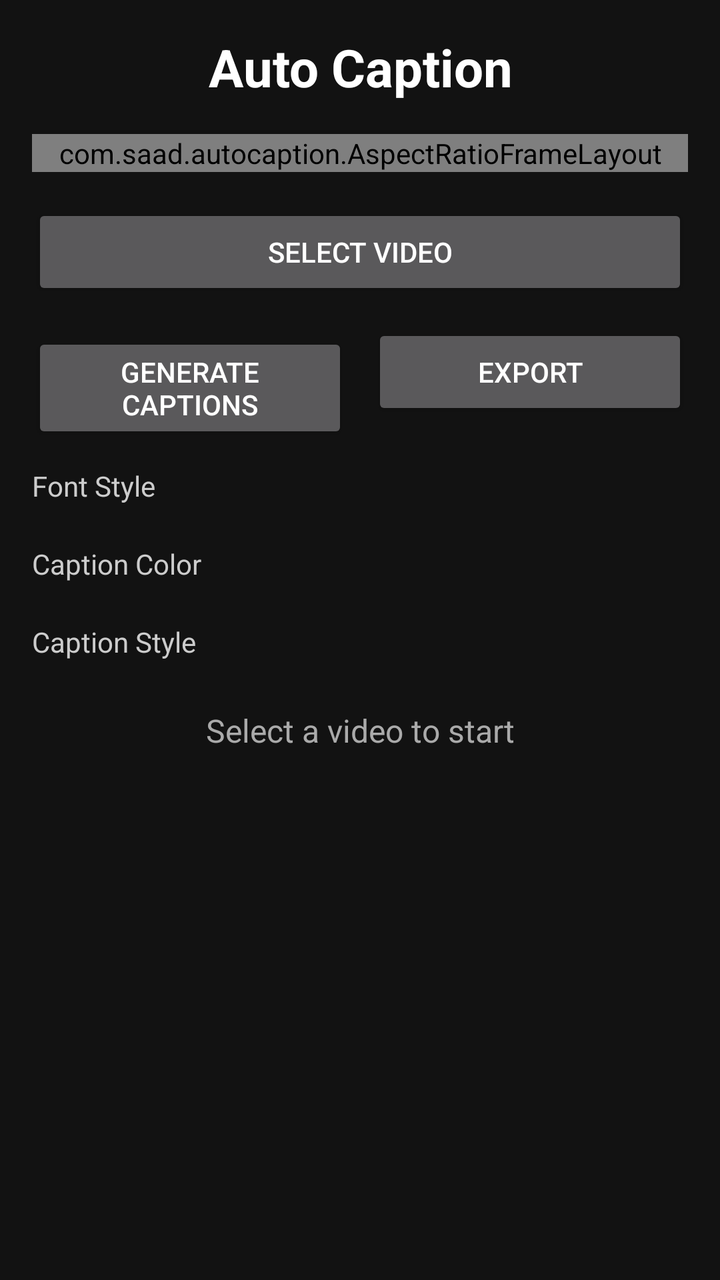
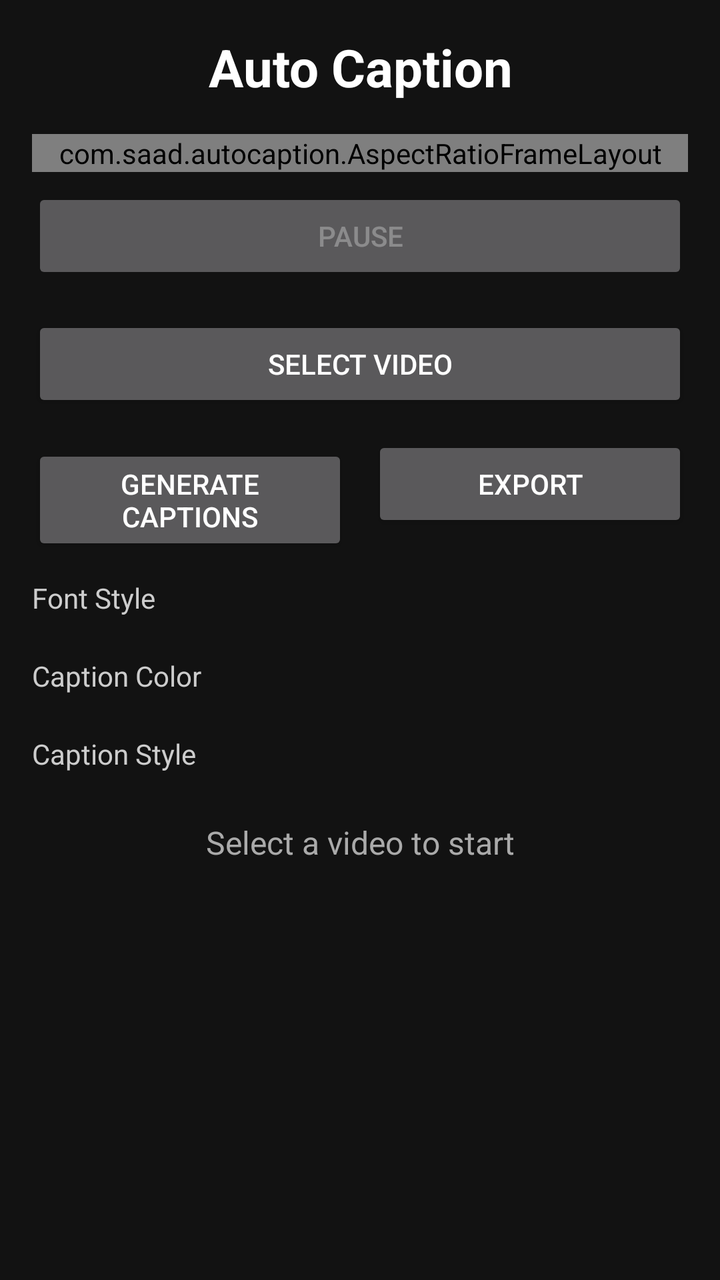

Compare the two renders of this Android layout. The source of the first and the diff that turns it into the second are given below.
<!-- AndroidManifest.xml: application theme Theme.AppCompat -->
<!-- res/layout/layout_main.xml -->
<?xml version="1.0" encoding="utf-8"?>
<ScrollView
    xmlns:android="http://schemas.android.com/apk/res/android"
    android:layout_width="match_parent"
    android:layout_height="match_parent"
    android:background="#121212">

    <LinearLayout
        android:layout_width="match_parent"
        android:layout_height="wrap_content"
        android:orientation="vertical"
        android:padding="16dp">

        <TextView
            android:layout_width="match_parent"
            android:layout_height="wrap_content"
            android:text="Auto Caption"
            android:textSize="26sp"
            android:textStyle="bold"
            android:textColor="#FFFFFF"
            android:gravity="center"
            android:layout_marginBottom="16dp" />

        <com.saad.autocaption.AspectRatioFrameLayout
            android:id="@+id/videoPreviewContainer"
            android:layout_width="match_parent"
            android:layout_height="wrap_content"
            android:background="#000000">

            <SurfaceView
                android:id="@+id/videoSurface"
                android:layout_width="match_parent"
                android:layout_height="match_parent" />

            <FrameLayout
                android:id="@+id/captionLayer"
                android:layout_width="match_parent"
                android:layout_height="match_parent">

                <TextView
                    android:id="@+id/wordSlotBefore"
                    android:layout_width="wrap_content"
                    android:layout_height="wrap_content"
                    android:layout_gravity="bottom|center_horizontal"
                    android:textColor="#CCCCCC"
                    android:textSize="22sp"
                    android:padding="4dp" />

                <TextView
                    android:id="@+id/wordSlotActive"
                    android:layout_width="wrap_content"
                    android:layout_height="wrap_content"
                    android:layout_gravity="bottom|center_horizontal"
                    android:textColor="#FFFFFF"
                    android:textStyle="bold"
                    android:textSize="22sp"
                    android:padding="4dp" />

                <TextView
                    android:id="@+id/wordSlotAfter"
                    android:layout_width="wrap_content"
                    android:layout_height="wrap_content"
                    android:layout_gravity="bottom|center_horizontal"
                    android:textColor="#CCCCCC"
                    android:textSize="22sp"
                    android:padding="4dp" />

            </FrameLayout>

        </com.saad.autocaption.AspectRatioFrameLayout>

        <Button
            android:id="@+id/selectVideoButton"
            android:layout_width="match_parent"
            android:layout_height="wrap_content"
            android:text="Select Video"
            android:layout_marginTop="16dp" />

        <LinearLayout
            android:layout_width="match_parent"
            android:layout_height="wrap_content"
            android:orientation="horizontal"
            android:layout_marginTop="12dp">

            <Button
                android:id="@+id/generateCaptionsButton"
                android:layout_width="0dp"
                android:layout_height="wrap_content"
                android:layout_weight="1"
                android:layout_marginEnd="6dp"
                android:text="Generate Captions" />

            <Button
                android:id="@+id/exportButton"
                android:layout_width="0dp"
                android:layout_height="wrap_content"
                android:layout_weight="1"
                android:layout_marginStart="6dp"
                android:text="Export" />

        </LinearLayout>

        <TextView
            android:layout_width="wrap_content"
            android:layout_height="wrap_content"
            android:text="Font Style"
            android:textColor="#CCCCCC"
            android:textSize="14sp"
            android:layout_marginTop="16dp" />

        <Spinner
            android:id="@+id/fontStyleSpinner"
            android:layout_width="match_parent"
            android:layout_height="wrap_content"
            android:background="#1E1E1E"
            android:popupBackground="#1E1E1E"
            android:layout_marginTop="4dp" />

        <TextView
            android:layout_width="wrap_content"
            android:layout_height="wrap_content"
            android:text="Caption Color"
            android:textColor="#CCCCCC"
            android:textSize="14sp"
            android:layout_marginTop="16dp" />

        <Spinner
            android:id="@+id/captionColorSpinner"
            android:layout_width="match_parent"
            android:layout_height="wrap_content"
            android:background="#1E1E1E"
            android:popupBackground="#1E1E1E"
            android:layout_marginTop="4dp" />

        <TextView
            android:layout_width="wrap_content"
            android:layout_height="wrap_content"
            android:text="Caption Style"
            android:textColor="#CCCCCC"
            android:textSize="14sp"
            android:layout_marginTop="16dp" />

        <Spinner
            android:id="@+id/captionStyleSpinner"
            android:layout_width="match_parent"
            android:layout_height="wrap_content"
            android:background="#1E1E1E"
            android:popupBackground="#1E1E1E"
            android:layout_marginTop="4dp" />

        <TextView
            android:id="@+id/statusText"
            android:layout_width="match_parent"
            android:layout_height="wrap_content"
            android:text="Select a video to start"
            android:textSize="16sp"
            android:textColor="#AAAAAA"
            android:gravity="center"
            android:layout_marginTop="20dp" />

    </LinearLayout>

</ScrollView>
<!-- resources referenced by this layout -->
<resources>

</resources>

<!-- the commit's change to res/layout/layout_main.xml (unified diff, before → after) -->
@@ -68,6 +68,14 @@
             </FrameLayout>
 
         </com.saad.autocaption.AspectRatioFrameLayout>
+
+        <Button
+            android:id="@+id/playPauseButton"
+            android:layout_width="match_parent"
+            android:layout_height="wrap_content"
+            android:text="Pause"
+            android:enabled="false"
+            android:layout_marginTop="8dp" />
 
         <Button
             android:id="@+id/selectVideoButton"
